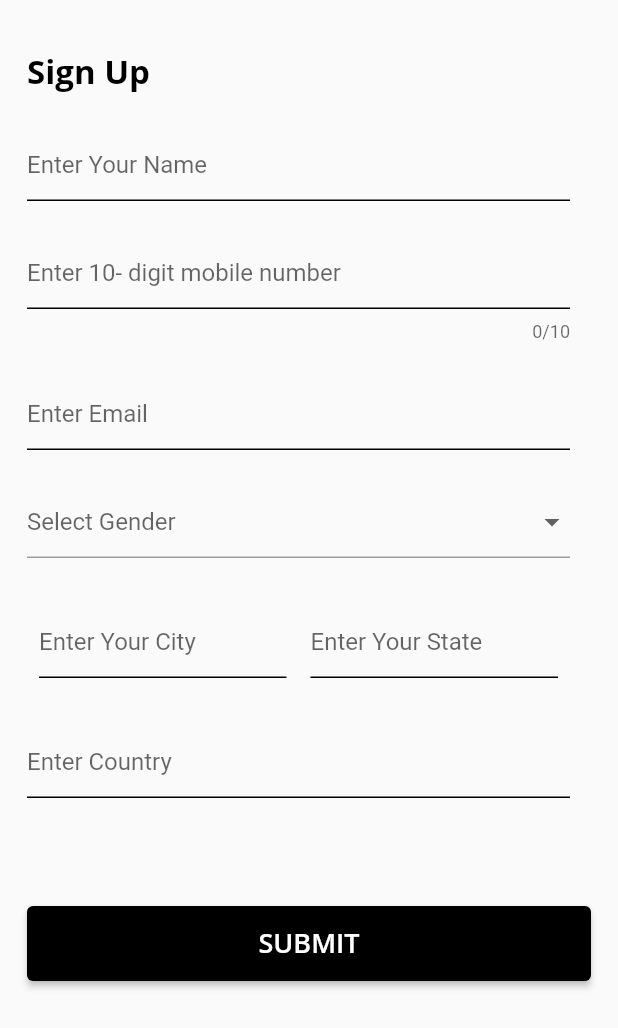
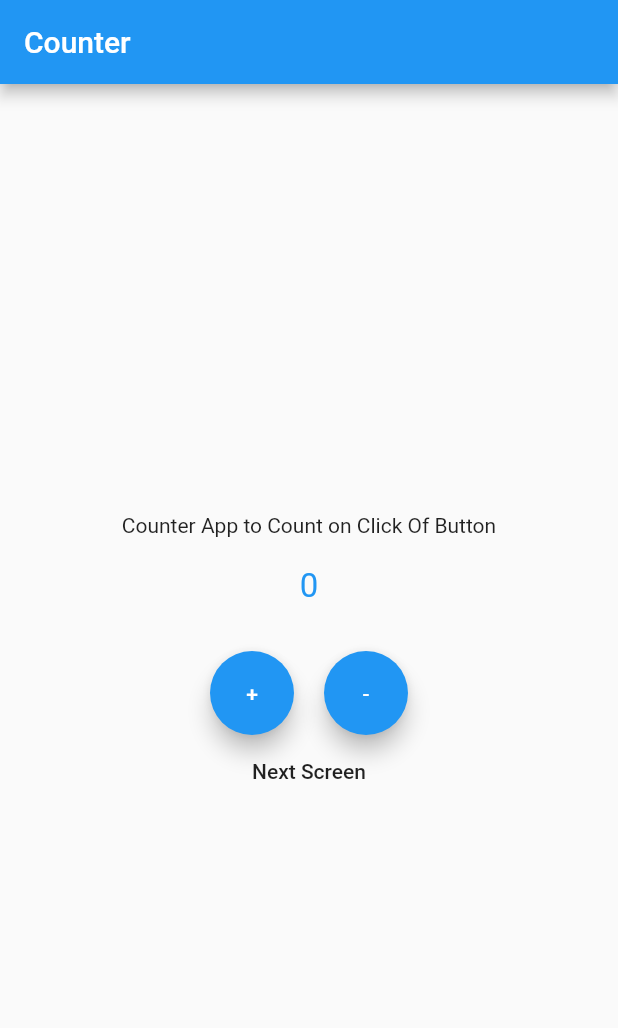
Before and after one commit to MohammedAqeeb/InfoApp, a Flutter app: the screen it shows after launch, on a phone screen of 412 x 824 dp. Shown: the top 1028 px of the screen. Run offline on Flutter 3.47's test engine with Material 2 defaults, Android fonts, the phone set to English and light mode, and no system bars; our stand-ins replace bloc, dio, email_validator, flutter_bloc, flutter_tts, google_fonts.

```diff
--- /dev/null
+++ b/lib/app/counter/counter_screen.dart
@@ -0,0 +1,89 @@
+import 'package:flutter/material.dart';
+import 'package:flutter_bloc/flutter_bloc.dart';
+import 'package:infoapp/app/counter/cubit/counter_cubit_cubit.dart';
+import 'package:infoapp/app/counter/second_screen.dart';
+
+class CounterScreen extends StatelessWidget {
+  const CounterScreen({super.key});
+
+  @override
+  Widget build(BuildContext context) {
+    return Scaffold(
+      appBar: AppBar(
+        title: const Text('Counter'),
+      ),
+      body: buildBody(context),
+    );
+  }
+
+  Widget buildBody(BuildContext context) {
+    return BlocListener<CounterCubitCubit, CounterCubitState>(
+      listener: (context, state) {
+        if (state.isCounter == true) {
+          SnackBar(
+            content: Text('increment'),
+            backgroundColor: Colors.green,
+          );
+        } else if (state.counterValue == false) {
+          SnackBar(
+            content: Text('decrement'),
+            backgroundColor: Colors.amberAccent,
+          );
+        }
+      },
+      child: Column(
+        mainAxisAlignment: MainAxisAlignment.center,
+        crossAxisAlignment: CrossAxisAlignment.center,
+        children: [
+          const Text('Counter App to Count on Click Of Button'),
+          const SizedBox(height: 20),
+          BlocBuilder<CounterCubitCubit, CounterCubitState>(
+            builder: (context, state) {
+              if (state.counterValue < 0) {
+                return Text(
+                  state.counterValue.toString(),
+                  style: const TextStyle(fontSize: 22, color: Colors.red),
+                );
+              }
+              return Text(
+                state.counterValue.toString(),
+                style: const TextStyle(fontSize: 22, color: Colors.blue),
+              );
+            },
+          ),
+          const SizedBox(height: 30),
+          Row(
+            mainAxisAlignment: MainAxisAlignment.center,
+            children: [
+              FloatingActionButton(
+                onPressed: () {
+                  BlocProvider.of<CounterCubitCubit>(context).increment();
+                },
+                child: const Text('+'),
+              ),
+              const SizedBox(width: 20),
+              FloatingActionButton(
+                onPressed: () {
+                  BlocProvider.of<CounterCubitCubit>(context).decrement();
+                },
+                child: const Text('-'),
+              ),
+            ],
+          ),
+          const SizedBox(width: 20),
+          MaterialButton(
+            onPressed: () {
+              Navigator.push(
+                context,
+                MaterialPageRoute(
+                  builder: (context) => SecondScreen(),
+                ),
+              );
+            },
+            child: const Text('Next Screen'),
+          )
+        ],
+      ),
+    );
+  }
+}
--- /dev/null
+++ b/lib/app/counter/cubit/counter_cubit_cubit.dart
@@ -0,0 +1,21 @@
+import 'package:bloc/bloc.dart';
+
+part 'counter_cubit_state.dart';
+
+class CounterCubitCubit extends Cubit<CounterCubitState> {
+  CounterCubitCubit() : super(CounterCubitState(counterValue: 0));
+
+  void increment() => emit(
+        CounterCubitState(
+          counterValue: state.counterValue + 1,
+          isCounter: true,
+        ),
+      );
+
+  void decrement() => emit(
+        CounterCubitState(
+          counterValue: state.counterValue - 1,
+          isCounter: false,
+        ),
+      );
+}
--- /dev/null
+++ b/lib/app/counter/cubit/counter_cubit_state.dart
@@ -0,0 +1,10 @@
+part of 'counter_cubit_cubit.dart';
+
+class CounterCubitState {
+  int counterValue;
+  bool? isCounter;
+  CounterCubitState({
+    required this.counterValue,
+    this.isCounter,
+  });
+}
--- a/lib/main.dart
+++ b/lib/main.dart
@@ -1,6 +1,8 @@
 import 'package:flutter/material.dart';
+import 'package:flutter_bloc/flutter_bloc.dart';
 
-import 'app/signup_screen.dart';
+import 'app/counter/counter_screen.dart';
+import 'app/counter/cubit/counter_cubit_cubit.dart';
 
 void main() {
   runApp(const MyApp());
@@ -10,12 +12,15 @@ class MyApp extends StatelessWidget {
   const MyApp({super.key});
   @override
   Widget build(BuildContext context) {
-    return MaterialApp(
-      title: 'Flutter Demo',
-      theme: ThemeData(
-        primarySwatch: Colors.blue,
+    return BlocProvider(
+      create: (context) => CounterCubitCubit(),
+      child: MaterialApp(
+        title: 'Flutter Demo',
+        theme: ThemeData(
+          primarySwatch: Colors.blue,
+        ),
+        home: const CounterScreen(),
       ),
-      home: const SignUpScreen(),
     );
   }
 }
--- a/pubspec.yaml
+++ b/pubspec.yaml
@@ -10,13 +10,15 @@ environment:
   sdk: '>=2.19.3 <3.0.0'
 
 dependencies:
+  bloc: ^8.1.2
   cupertino_icons: ^1.0.2
   dio: ^5.3.2
   email_validator: ^2.1.17
   flutter:
     sdk: flutter
+  flutter_bloc: ^8.1.3
   flutter_tts: ^3.7.0
-  google_fonts: ^3.0.1
+  google_fonts: ^5.1.0
   json_annotation: ^4.8.1
 
 dev_dependencies:
```
Also changed, not shown: lib/app/counter/second_screen.dart (added, +76 -0 lines), pubspec.lock, 2 other files.
